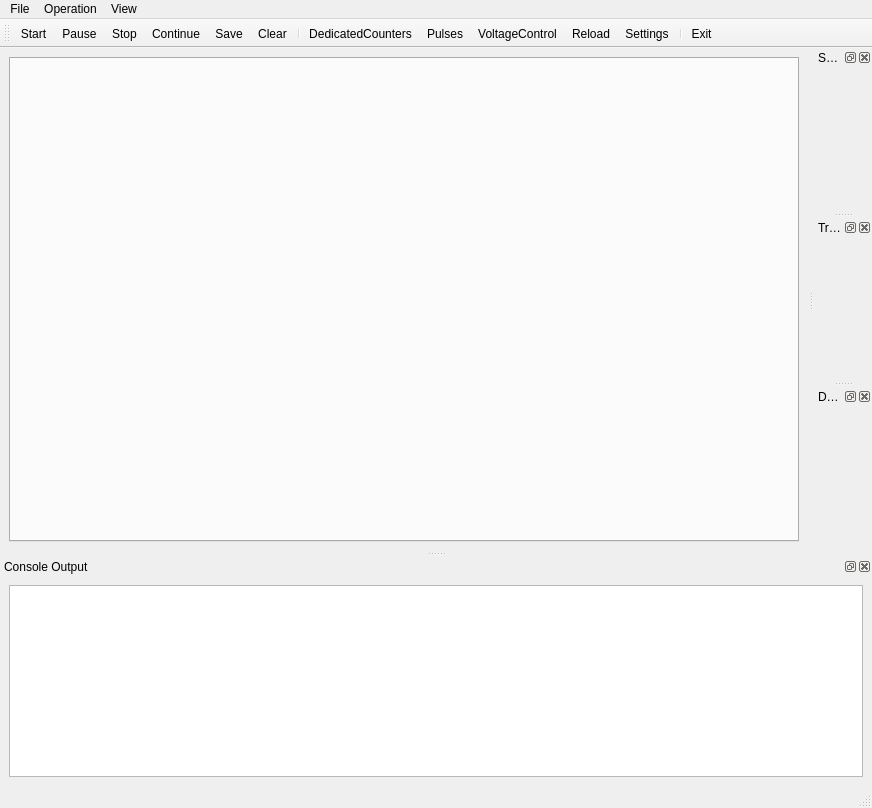
MonroeQuantumNetworks/IonControl, file ui/Experiment.ui: the form before one commit.
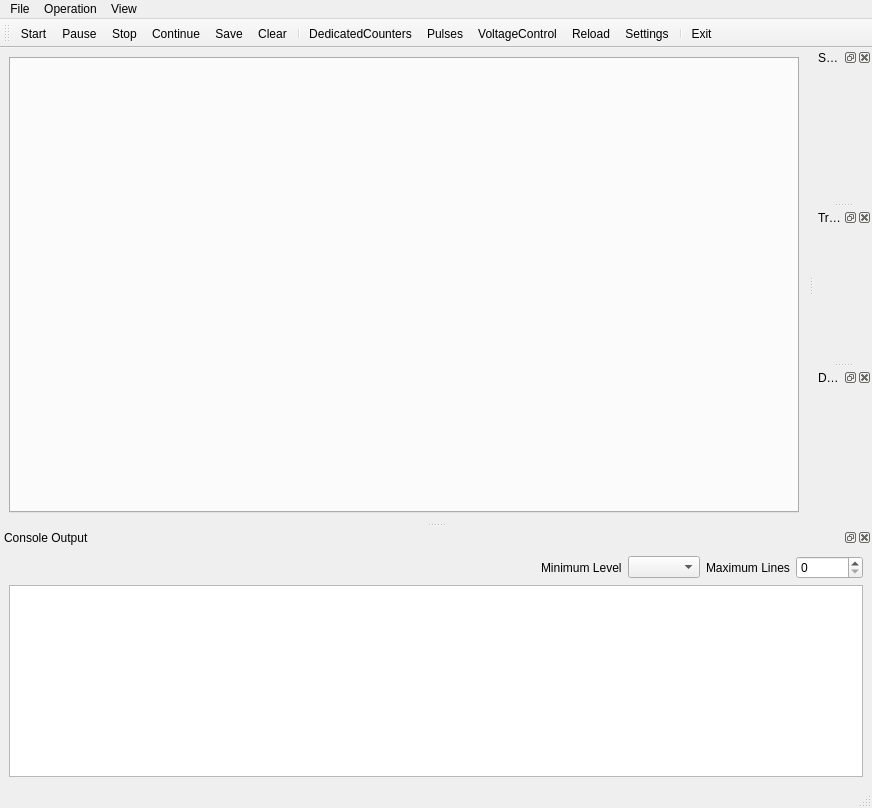
The form after the commit. Icons and pictures are not drawn.

Diff of the .ui file:
```diff
--- a/ui/Experiment.ui
+++ b/ui/Experiment.ui
@@ -105,8 +105,49 @@
     <number>8</number>
    </attribute>
    <widget class="QWidget" name="dockWidgetContents">
-    <layout class="QGridLayout" name="gridLayout_2">
-     <item row="0" column="0">
+    <layout class="QVBoxLayout" name="verticalLayout">
+     <item>
+      <layout class="QHBoxLayout" name="horizontalLayout">
+       <item>
+        <spacer name="horizontalSpacer">
+         <property name="orientation">
+          <enum>Qt::Horizontal</enum>
+         </property>
+         <property name="sizeHint" stdset="0">
+          <size>
+           <width>40</width>
+           <height>20</height>
+          </size>
+         </property>
+        </spacer>
+       </item>
+       <item>
+        <widget class="QLabel" name="label">
+         <property name="text">
+          <string>Minimum Level</string>
+         </property>
+        </widget>
+       </item>
+       <item>
+        <widget class="QComboBox" name="levelComboBox"/>
+       </item>
+       <item>
+        <widget class="QLabel" name="label_2">
+         <property name="text">
+          <string>Maximum Lines</string>
+         </property>
+        </widget>
+       </item>
+       <item>
+        <widget class="QSpinBox" name="linesSpinBox">
+         <property name="maximum">
+          <number>1000000</number>
+         </property>
+        </widget>
+       </item>
+      </layout>
+     </item>
+     <item>
       <widget class="QTextEdit" name="textEditConsole">
        <property name="readOnly">
         <bool>true</bool>
```
